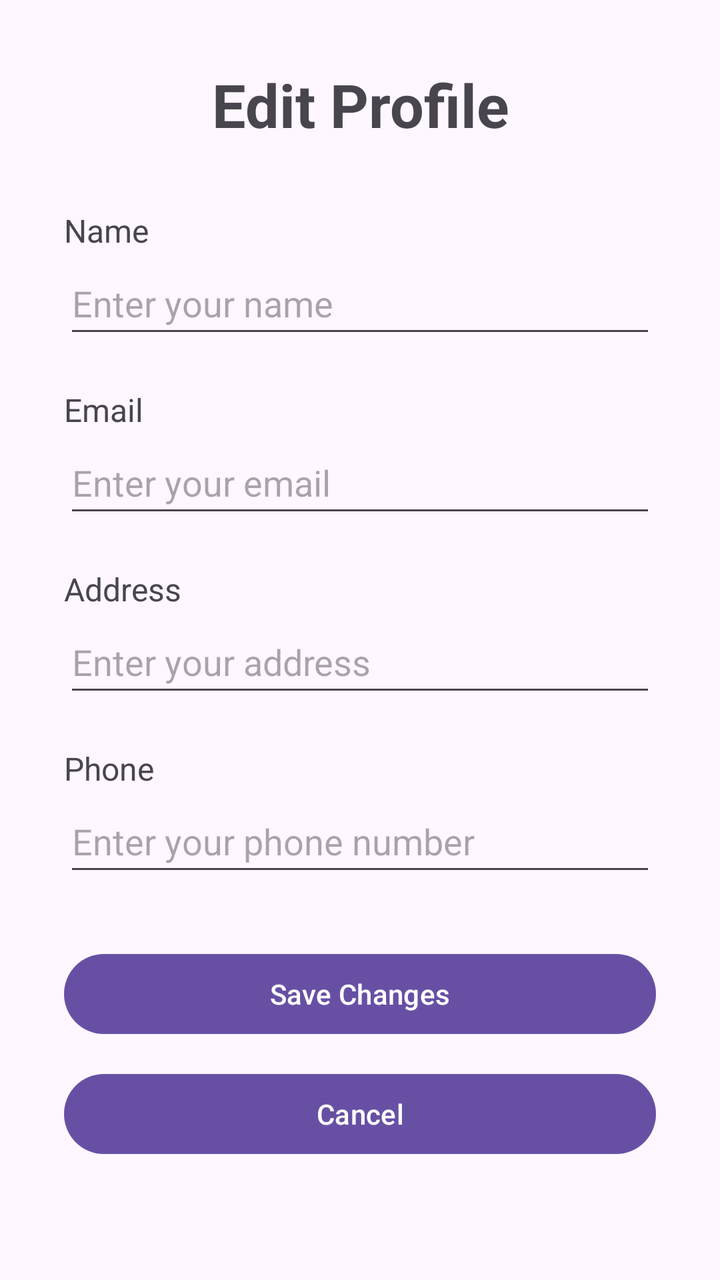
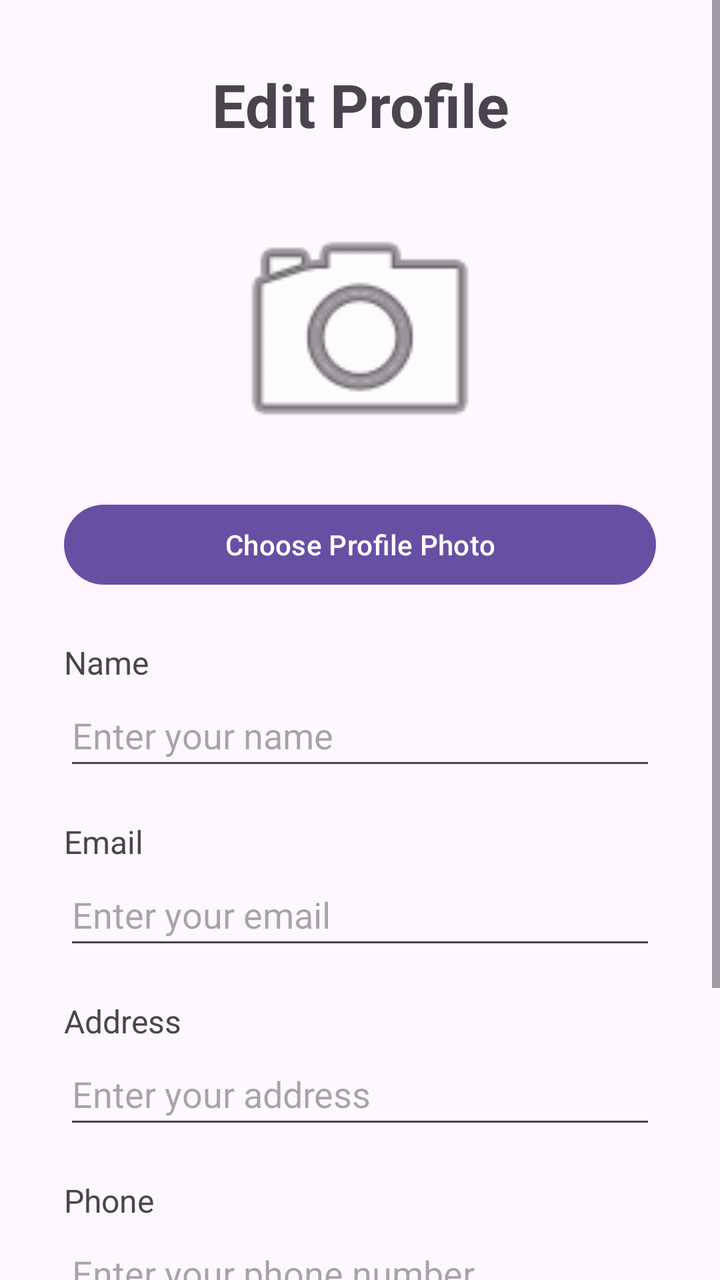

Compare the two renders of this Android layout. The source of the first and the diff that turns it into the second are given below.
<!-- AndroidManifest.xml: application theme Theme.UNIDash -->
<!-- res/layout/fragment_edit_profile.xml -->
<?xml version="1.0" encoding="utf-8"?>
<ScrollView xmlns:android="http://schemas.android.com/apk/res/android"
    android:layout_width="match_parent"
    android:layout_height="match_parent">

    <LinearLayout
        android:layout_width="match_parent"
        android:layout_height="wrap_content"
        android:orientation="vertical"
        android:padding="32dp">

        <TextView
            android:layout_width="match_parent"
            android:layout_height="wrap_content"
            android:text="Edit Profile"
            android:textSize="30sp"
            android:textStyle="bold"
            android:gravity="center"
            android:layout_marginBottom="32dp" />

        <TextView
            android:layout_width="match_parent"
            android:layout_height="wrap_content"
            android:text="Name"
            android:textSize="16sp" />

        <EditText
            android:id="@+id/nameEditText"
            android:layout_width="match_parent"
            android:layout_height="wrap_content"
            android:minHeight="48dp"
            android:hint="Enter your name"
            android:inputType="textPersonName"
            android:layout_marginBottom="20dp" />

        <TextView
            android:layout_width="match_parent"
            android:layout_height="wrap_content"
            android:text="Email"
            android:textSize="16sp" />

        <EditText
            android:id="@+id/emailEditText"
            android:layout_width="match_parent"
            android:layout_height="wrap_content"
            android:minHeight="48dp"
            android:hint="Enter your email"
            android:inputType="textEmailAddress"
            android:layout_marginBottom="20dp" />

        <TextView
            android:layout_width="match_parent"
            android:layout_height="wrap_content"
            android:text="Address"
            android:textSize="16sp" />

        <EditText
            android:id="@+id/addressEditText"
            android:layout_width="match_parent"
            android:layout_height="wrap_content"
            android:minHeight="48dp"
            android:hint="Enter your address"
            android:inputType="textPostalAddress"
            android:layout_marginBottom="20dp" />

        <TextView
            android:layout_width="match_parent"
            android:layout_height="wrap_content"
            android:text="Phone"
            android:textSize="16sp" />

        <EditText
            android:id="@+id/phoneEditText"
            android:layout_width="match_parent"
            android:layout_height="wrap_content"
            android:minHeight="48dp"
            android:hint="Enter your phone number"
            android:inputType="phone"
            android:layout_marginBottom="30dp" />

        <Button
            android:id="@+id/saveProfileButton"
            android:layout_width="match_parent"
            android:layout_height="wrap_content"
            android:text="Save Changes" />

        <Button
            android:id="@+id/cancelButton"
            android:layout_width="match_parent"
            android:layout_height="wrap_content"
            android:text="Cancel"
            android:layout_marginTop="12dp" />

    </LinearLayout>

</ScrollView>
<!-- resources referenced by this layout -->
<resources>
  <style name="Theme.UNIDash" parent="Base.Theme.UNIDash" />
  <style name="Base.Theme.UNIDash" parent="Theme.Material3.DayNight.NoActionBar">
          
          
      </style>
</resources>

<!-- the commit's change to res/layout/fragment_edit_profile.xml (unified diff, before → after) -->
@@ -16,7 +16,24 @@
             android:textSize="30sp"
             android:textStyle="bold"
             android:gravity="center"
-            android:layout_marginBottom="32dp" />
+            android:layout_marginBottom="24dp" />
+
+        <ImageView
+            android:id="@+id/profileImageView"
+            android:layout_width="140dp"
+            android:layout_height="140dp"
+            android:layout_gravity="center"
+            android:layout_marginBottom="12dp"
+            android:contentDescription="Profile photo"
+            android:scaleType="centerCrop"
+            android:src="@android:drawable/ic_menu_camera" />
+
+        <Button
+            android:id="@+id/choosePhotoButton"
+            android:layout_width="match_parent"
+            android:layout_height="wrap_content"
+            android:text="Choose Profile Photo"
+            android:layout_marginBottom="24dp" />
 
         <TextView
             android:layout_width="match_parent"
@@ -92,5 +109,4 @@
             android:layout_marginTop="12dp" />
 
     </LinearLayout>
-
 </ScrollView>
